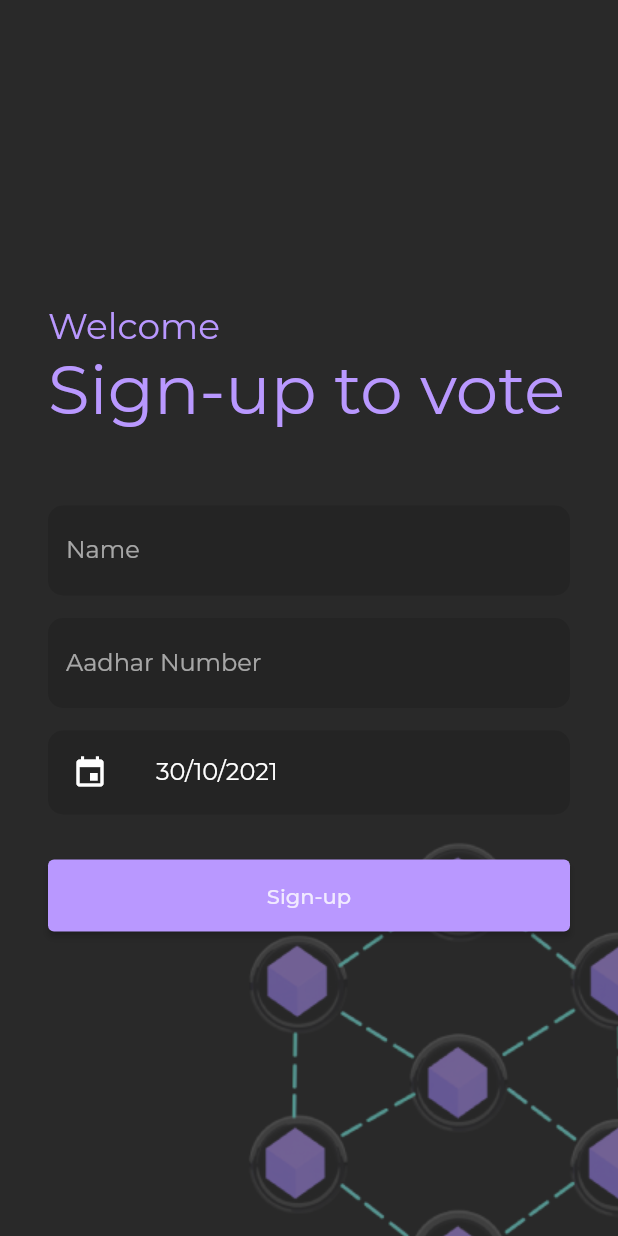
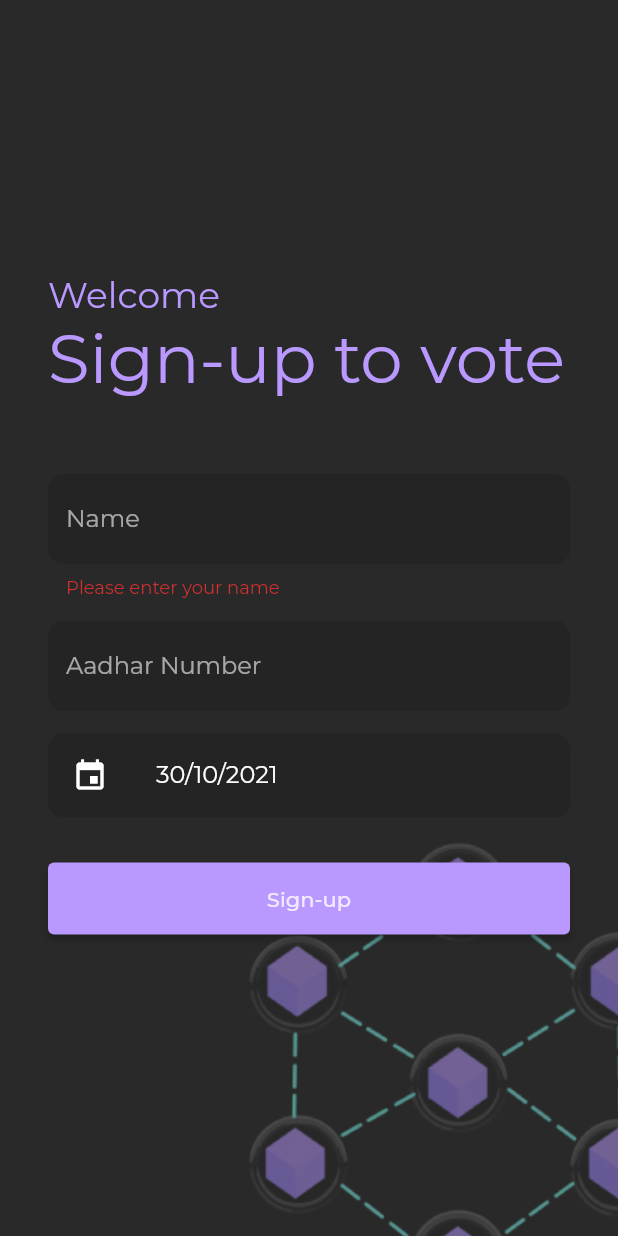
Before and after one commit to emem365/evoting_web3, a Flutter app: the screen it shows after launch, after a tap on "Sign-up", on a phone screen of 412 x 824 dp. Run offline on Flutter 3.47's test engine with Material 2 defaults, Android fonts, the phone set to English and light mode, and no system bars; our stand-ins replace google_fonts; missing offline and left inert: checkdigit.

Commit message:
Validators

```diff
--- a/aasha/lib/register.dart
+++ b/aasha/lib/register.dart
@@ -1,5 +1,5 @@
 import 'dart:ui';
-
+import 'package:checkdigit/checkdigit.dart';
 import 'package:flutter/material.dart';
 
 class Register extends StatefulWidget {
@@ -11,6 +11,7 @@ class Register extends StatefulWidget {
 
 class _RegisterState extends State<Register> {
   DateTime selectedDate = DateTime.now();
+  final _formKey = GlobalKey<FormState>();
 
   _pickdate() async {
     DateTime? date = await showDatePicker(
@@ -30,16 +31,23 @@ class _RegisterState extends State<Register> {
     return Scaffold(
       body: Stack(
         children: [
-          Positioned( bottom: -150,  right: -150, child: Opacity(opacity: 0.5, child: Image.asset('assets/icon-fg.png'))),
+          Positioned(
+              bottom: -150,
+              right: -150,
+              child: Opacity(
+                  opacity: 0.5, child: Image.asset('assets/icon-fg.png'))),
           Positioned.fill(
             child: Padding(
               padding: const EdgeInsets.all(32.0),
+              child: Form(
+                key: _formKey,
+                child: SingleChildScrollView(
                   child: Column(
-                mainAxisAlignment: MainAxisAlignment.center,
                     crossAxisAlignment: CrossAxisAlignment.stretch,
                     children: [
+
                       Padding(
-                    padding: const EdgeInsets.only(bottom: 50.0),
+                        padding: const EdgeInsets.only(bottom: 50.0, top: 150),
                         child: Column(
                           crossAxisAlignment: CrossAxisAlignment.start,
                           children: [
@@ -62,6 +70,12 @@ class _RegisterState extends State<Register> {
                       ),
                       TextFormField(
                         style: const TextStyle(color: Colors.white),
+                        validator: (value) {
+                          if (value!.isEmpty) {
+                            return 'Please enter your name';
+                          }
+                          return null;
+                        },
                         decoration: InputDecoration(
                           hintText: 'Name',
                           filled: true,
@@ -76,6 +90,13 @@ class _RegisterState extends State<Register> {
                         height: 15,
                       ),
                       TextFormField(
+                        validator: (value) {
+                          if (!verhoeff.validate(value.toString()) ||
+                              value!.isEmpty) {
+                            return 'Please enter a valid Aadhar number';
+                          }
+                          return null;
+                        },
                         style: const TextStyle(color: Colors.white),
                         decoration: InputDecoration(
                           hintText: 'Aadhar Number',
@@ -116,7 +137,13 @@ class _RegisterState extends State<Register> {
                               backgroundColor: MaterialStateProperty.all(
                                   const Color(0xFFB998FF)),
                             ),
-                        onPressed: () {},
+                            onPressed: () {
+                              if (_formKey.currentState!.validate()) {
+                                print("yes");
+                              } else {
+                                print("no");
+                              }
+                            },
                             child: Text(
                               "Sign-up",
                               style:
@@ -129,7 +156,8 @@ class _RegisterState extends State<Register> {
                   ),
                 ),
               ),
-
+            ),
+          ),
         ],
       ),
     );
--- a/aasha/pubspec.yaml
+++ b/aasha/pubspec.yaml
@@ -27,6 +27,7 @@ environment:
 # the latest version available on pub.dev. To see which dependencies have newer
 # versions available, run `flutter pub outdated`.
 dependencies:
+  checkdigit: ^0.3.1
   cupertino_icons: ^1.0.2
   flutter:
     sdk: flutter
```
Also changed, not shown: aasha/pubspec.lock. Lines whose indentation alone changed are shown as unchanged.
